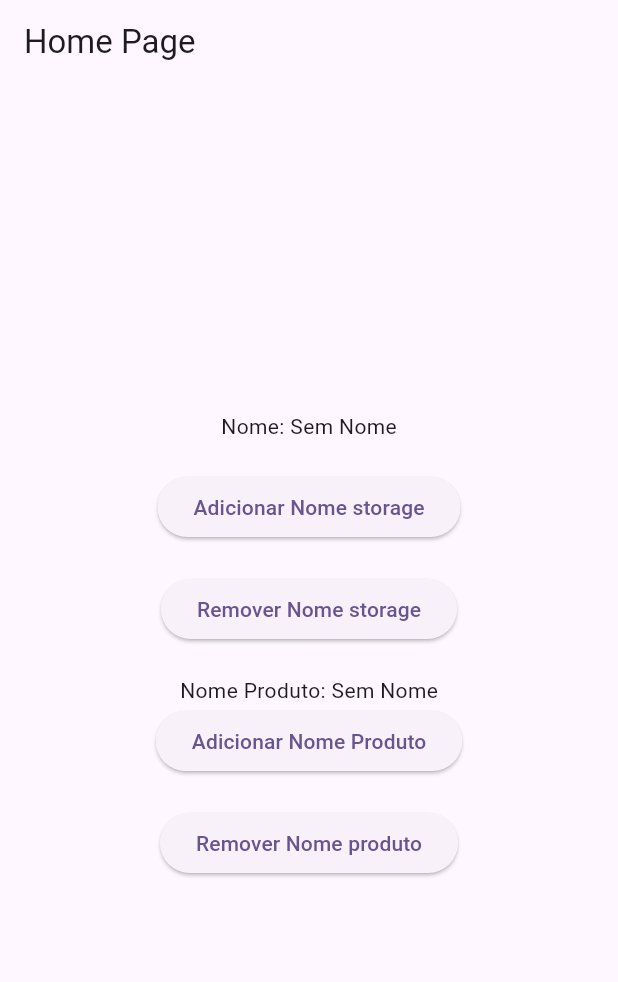
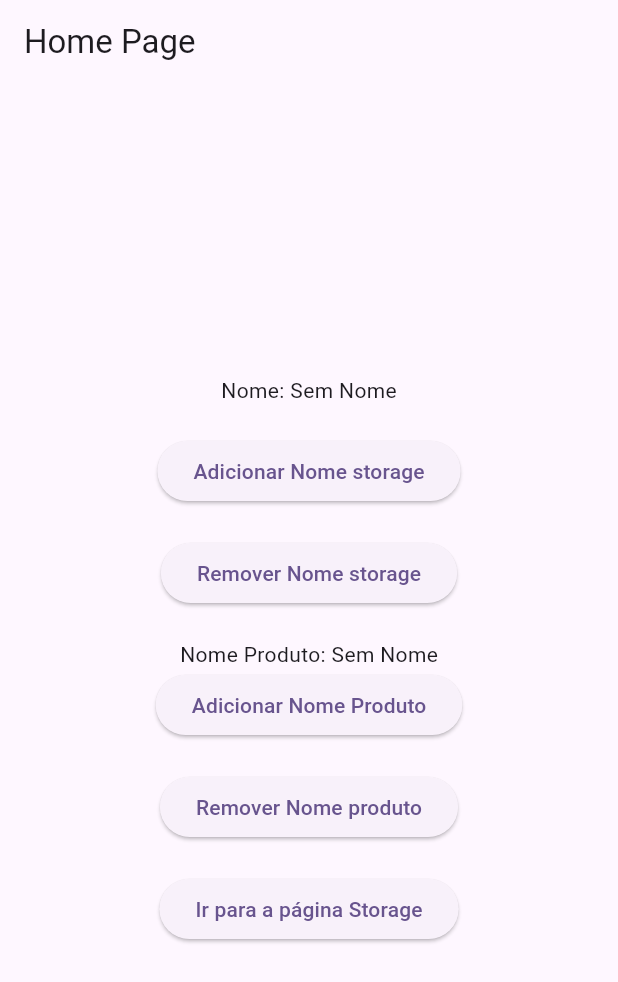
Before and after one commit to gilvancosta/Get-Storage-Example, a Flutter app: the screen it shows after launch, on a phone screen of 412 x 824 dp. Shown: the top 982 px of the screen. Run offline on Flutter 3.47's test engine with Material 2 defaults, Android fonts, the phone set to English and light mode, and no system bars; our stand-ins replace get_storage.

Commit message:
simplify the use of GetStorage

```diff
--- a/lib/src/app.dart
+++ b/lib/src/app.dart
@@ -1,6 +1,7 @@
 import 'package:flutter/material.dart';
 
-import 'ui/pages/page/home_page.dart';
+import 'ui/pages/page/home/home_page.dart';
+import 'ui/pages/page/storage/storage_page.dart';
 
 class MyApp extends StatelessWidget {
   const MyApp({super.key});
@@ -13,7 +14,12 @@ class MyApp extends StatelessWidget {
         colorScheme: ColorScheme.fromSeed(seedColor: Colors.deepPurple),
         useMaterial3: true,
       ),
-      home: const HomePage(),
+    //  home: const HomePage(),
+      initialRoute: '/',
+      routes: {
+        '/': (context) => const HomePage(),
+        '/storage': (context) => const StoragePage(),
+      },
     );
   }
 }
--- /dev/null
+++ b/lib/src/core/data_source/storage.dart
@@ -0,0 +1,20 @@
+import 'package:get_storage/get_storage.dart';
+
+class Storage {
+  //final _name = ReadWriteValue('nameKey', '');
+  //final  _productName = ReadWriteValue('nameKey', '', () => GetStorage('cart'));
+
+
+  // Goal here is to simplify the use of GetStorage
+  final _name = ''.val('nameKey');
+  final _productName = ''.val(
+    'nameKey',
+    getBox: () => GetStorage('cart'),
+  );
+
+  String get getName => _name.val; // Getter para o objeto _name
+  set setName(String value) => _name.val = value; // Setter para o objeto _name
+
+  String get getProductName => _productName.val;
+  set setProductName(String value) => _productName.val = value;
+}
--- a/lib/src/ui/pages/page/home_page.dart
+++ b/lib/src/ui/pages/page/home/home_page.dart
@@ -84,6 +84,12 @@ class _HomePageState extends State<HomePage> {
               child: const Text('Remover Nome produto'),
             ),
             const SizedBox(height: 20),
+            ElevatedButton(
+              onPressed: () {
+                Navigator.pushNamed(context, '/storage');
+              },
+              child: const Text('Ir para a página Storage'),
+            ),
           ],
         ),
       ),
```
Also changed, not shown: lib/src/ui/pages/page/storage/storage_page.dart (added, +72 -0 lines).
